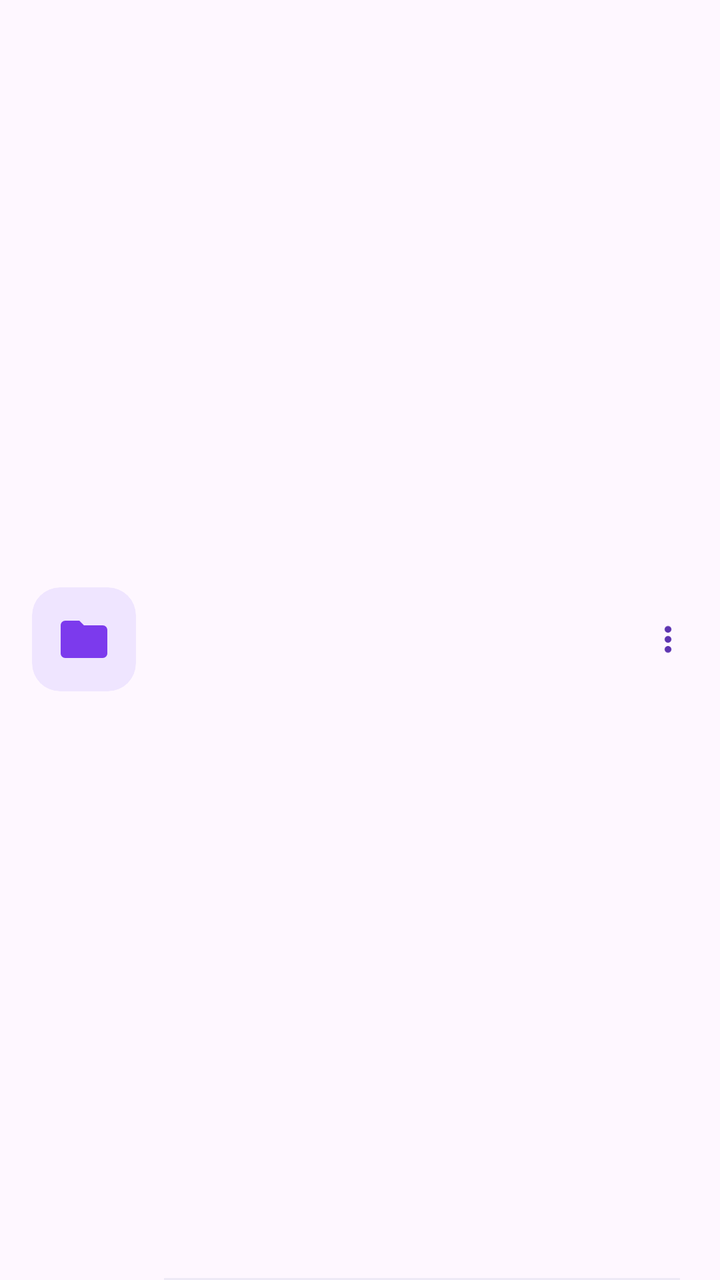
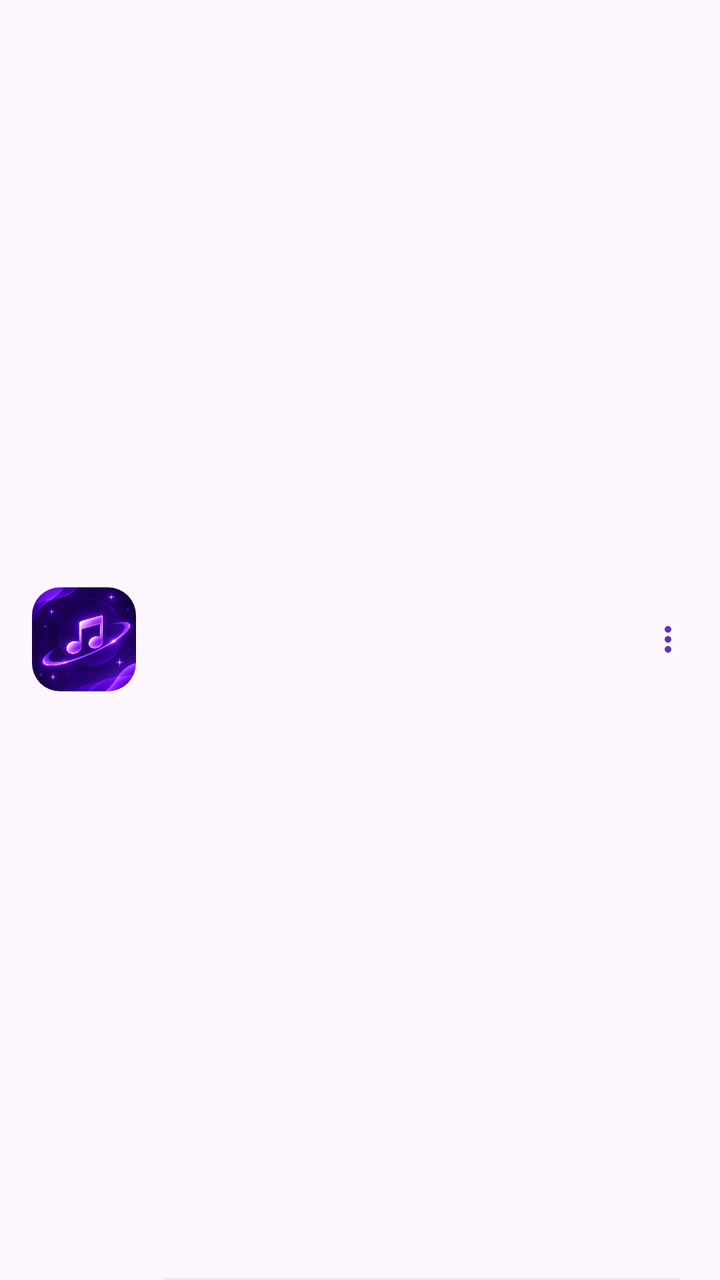

Two renders of the same Android screen: before a commit and after it. Below are the layout's source before the change and the commit's diff.
<!-- AndroidManifest.xml: application theme Theme.LocalMusic -->
<!-- res/layout/item_folder.xml -->
<?xml version="1.0" encoding="utf-8"?>
<androidx.constraintlayout.widget.ConstraintLayout
    xmlns:android="http://schemas.android.com/apk/res/android"
    xmlns:app="http://schemas.android.com/apk/res-auto"
    android:layout_width="match_parent"
    android:layout_height="wrap_content"
    android:background="?attr/selectableItemBackground"
    android:paddingStart="16dp"
    android:paddingEnd="12dp">

    <androidx.cardview.widget.CardView
        android:id="@+id/cardFolder"
        android:layout_width="52dp"
        android:layout_height="52dp"
        android:layout_marginTop="8dp"
        android:layout_marginBottom="8dp"
        app:cardBackgroundColor="#EFE5FF"
        app:cardCornerRadius="14dp"
        app:cardElevation="0dp"
        app:layout_constraintBottom_toTopOf="@id/divider"
        app:layout_constraintStart_toStartOf="parent"
        app:layout_constraintTop_toTopOf="parent">

        <ImageView
            android:layout_width="28dp"
            android:layout_height="28dp"
            android:layout_gravity="center"
            android:src="@drawable/ic_folder" />
    </androidx.cardview.widget.CardView>

    <TextView
        android:id="@+id/tvFolderName"
        android:layout_width="0dp"
        android:layout_height="wrap_content"
        android:layout_marginStart="14dp"
        android:layout_marginEnd="8dp"
        android:ellipsize="end"
        android:fontFamily="sans-serif-medium"
        android:maxLines="1"
        android:textColor="#1F1B2E"
        android:textSize="15sp"
        app:layout_constraintBottom_toTopOf="@id/tvFolderCount"
        app:layout_constraintEnd_toStartOf="@id/btnFolderMore"
        app:layout_constraintStart_toEndOf="@id/cardFolder"
        app:layout_constraintTop_toTopOf="@id/cardFolder"
        app:layout_constraintVertical_chainStyle="packed" />

    <TextView
        android:id="@+id/tvFolderCount"
        android:layout_width="0dp"
        android:layout_height="wrap_content"
        android:layout_marginTop="2dp"
        android:fontFamily="sans-serif"
        android:maxLines="1"
        android:textColor="#8E8AA0"
        android:textSize="12sp"
        app:layout_constraintBottom_toBottomOf="@id/cardFolder"
        app:layout_constraintEnd_toEndOf="@id/tvFolderName"
        app:layout_constraintStart_toStartOf="@id/tvFolderName"
        app:layout_constraintTop_toBottomOf="@id/tvFolderName" />

    <ImageView
        android:id="@+id/btnFolderMore"
        android:layout_width="28dp"
        android:layout_height="28dp"
        android:background="?attr/selectableItemBackgroundBorderless"
        android:padding="4dp"
        android:src="@drawable/ic_more_vert"
        app:layout_constraintBottom_toBottomOf="@id/cardFolder"
        app:layout_constraintEnd_toEndOf="parent"
        app:layout_constraintTop_toTopOf="@id/cardFolder" />

    <View
        android:id="@+id/divider"
        android:layout_width="0dp"
        android:layout_height="1dp"
        android:layout_marginEnd="8dp"
        android:background="#EDE9F6"
        app:layout_constraintBottom_toBottomOf="parent"
        app:layout_constraintEnd_toEndOf="parent"
        app:layout_constraintStart_toStartOf="@id/tvFolderName" />

</androidx.constraintlayout.widget.ConstraintLayout>
<!-- resources referenced by this layout -->
<resources>
  <!-- drawable ic_folder (drawable) -->
  <?xml version="1.0" encoding="utf-8"?>
  <vector xmlns:android="http://schemas.android.com/apk/res/android"
      android:width="24dp"
      android:height="24dp"
      android:tint="#7C3AED"
      android:viewportWidth="24"
      android:viewportHeight="24">
      <path
          android:fillColor="@android:color/white"
          android:pathData="M10,4H4c-1.1,0 -1.99,0.9 -1.99,2L2,18c0,1.1 0.9,2 2,2h16c1.1,0 2,-0.9 2,-2V8c0,-1.1 -0.9,-2 -2,-2h-8l-2,-2z" />
  </vector>
  <!-- drawable ic_more_vert (drawable) -->
  <vector xmlns:android="http://schemas.android.com/apk/res/android"
      android:width="24dp"
      android:height="24dp"
      android:viewportWidth="24"
      android:viewportHeight="24">
      <path
          android:fillColor="#5E35B1"
          android:pathData="M12,8c1.1,0 2,-0.9 2,-2s-0.9,-2 -2,-2 -2,0.9 -2,2 0.9,2 2,2zM12,10c-1.1,0 -2,0.9 -2,2s0.9,2 2,2 2,-0.9 2,-2 -0.9,-2 -2,-2zM12,16c-1.1,0 -2,0.9 -2,2s0.9,2 2,2 2,-0.9 2,-2 -0.9,-2 -2,-2z" />
  </vector>
  <style name="Theme.LocalMusic" parent="Theme.Material3.Light.NoActionBar">
          <item name="android:statusBarColor">@color/white</item>
          <item name="android:windowLightStatusBar">true</item>
          <item name="android:windowSplashScreenBackground">#000000</item>
          <item name="android:windowSplashScreenAnimatedIcon">@drawable/logo</item>
      </style>
  <color name="white">#FFFFFF</color>
  <!-- drawable logo: png bitmap (drawable, 82471 bytes) -->
</resources>

<!-- the commit's change to res/layout/item_folder.xml (unified diff, before → after) -->
@@ -22,10 +22,11 @@
         app:layout_constraintTop_toTopOf="parent">
 
         <ImageView
-            android:layout_width="28dp"
-            android:layout_height="28dp"
-            android:layout_gravity="center"
-            android:src="@drawable/ic_folder" />
+            android:id="@+id/ivFolderCover"
+            android:layout_width="match_parent"
+            android:layout_height="match_parent"
+            android:scaleType="centerCrop"
+            android:src="@drawable/bg_cover_default" />
     </androidx.cardview.widget.CardView>
 
     <TextView
<!-- resource entries referenced after the edit -->
@@ -1,17 +1,6 @@
 <!-- resources referenced by this layout -->
 <resources>
-  <!-- drawable ic_folder (drawable) -->
-  <?xml version="1.0" encoding="utf-8"?>
-  <vector xmlns:android="http://schemas.android.com/apk/res/android"
-      android:width="24dp"
-      android:height="24dp"
-      android:tint="#7C3AED"
-      android:viewportWidth="24"
-      android:viewportHeight="24">
-      <path
-          android:fillColor="@android:color/white"
-          android:pathData="M10,4H4c-1.1,0 -1.99,0.9 -1.99,2L2,18c0,1.1 0.9,2 2,2h16c1.1,0 2,-0.9 2,-2V8c0,-1.1 -0.9,-2 -2,-2h-8l-2,-2z" />
-  </vector>
+  <!-- drawable bg_cover_default: png bitmap (drawable, 248404 bytes) -->
   <!-- drawable ic_more_vert (drawable) -->
   <vector xmlns:android="http://schemas.android.com/apk/res/android"
       android:width="24dp"
